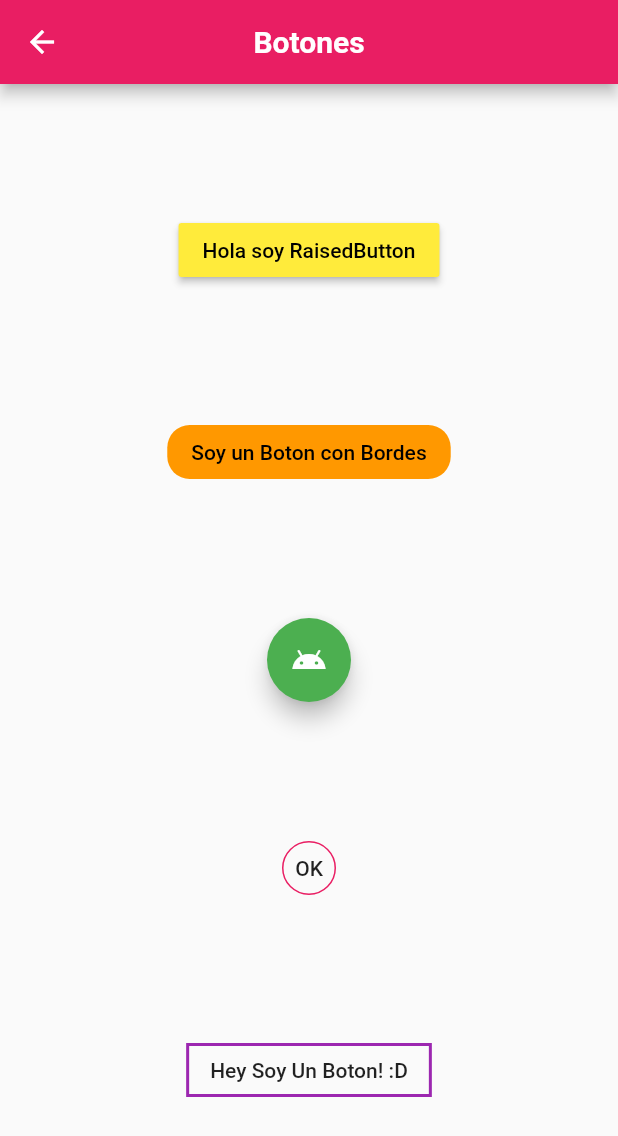
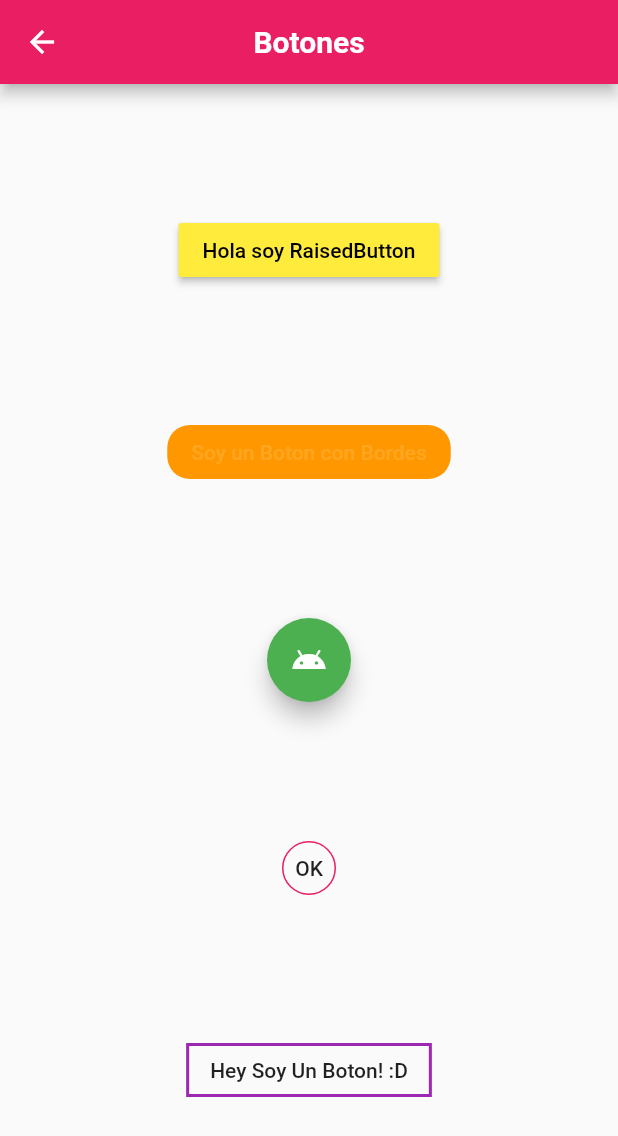
Before and after one commit to Danaromero/Rutas_a_PAG, a Flutter app: the BotonesPage screen opened by its route, on a phone screen of 412 x 824 dp. Shown: the top 1136 px of the screen. Run offline on Flutter 3.47's test engine with Material 2 defaults, Android fonts, the phone set to English and light mode, and no system bars.

```diff
--- a/lib/src/pages/botones_page.dart
+++ b/lib/src/pages/botones_page.dart
@@ -30,7 +30,7 @@ class BotonesPage extends StatelessWidget {
                 onPressed: () {},
                 shape: RoundedRectangleBorder(borderRadius: BorderRadius.circular(15)),
                 color: Colors.orange,
-                textColor: Colors.black,
+                textColor: Colors.white12,
               ),
               FloatingActionButton(
                 onPressed: () {},
```
Also changed, not shown: 1 other file.
